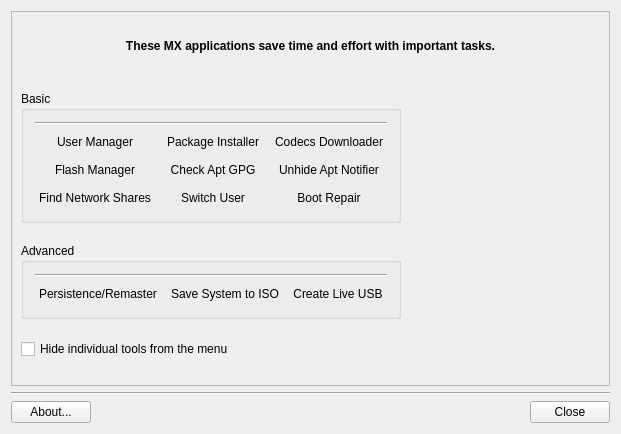
Above: mxtools.ui from AdrianTM/mx-tools before the change. Below: the same form after it.
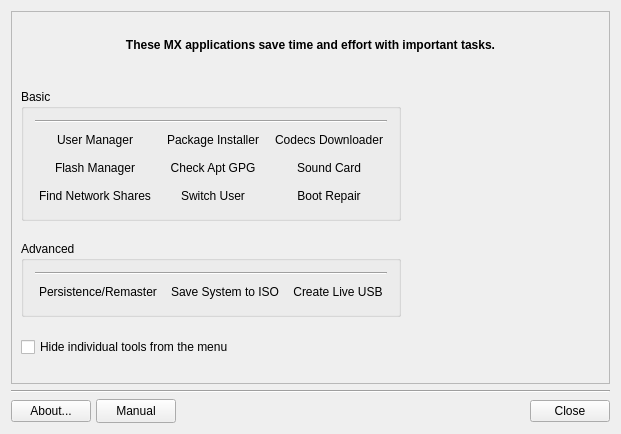
That is the form after the change. Icons and pictures are not drawn. Custom widgets are drawn as their Qt base class.

Commit message: replaced mx-aptnotfier with Sound Card, added manual button

What changed in the file:
```diff
--- a/mxtools.ui
+++ b/mxtools.ui
@@ -22,7 +22,7 @@
     </widget>
    </item>
    <item row="3" column="0">
-    <layout class="QGridLayout" columnstretch="0,0,0,0,0,0,0,0">
+    <layout class="QGridLayout" columnstretch="0,0,0,0,0,0,0,0,0">
      <property name="leftMargin">
       <number>0</number>
      </property>
@@ -58,7 +58,7 @@
        </property>
       </widget>
      </item>
-     <item row="0" column="5">
+     <item row="0" column="6">
       <spacer name="horizontalSpacer2">
        <property name="orientation">
         <enum>Qt::Horizontal</enum>
@@ -71,7 +71,7 @@
        </property>
       </spacer>
      </item>
-     <item row="0" column="1">
+     <item row="0" column="2">
       <spacer name="horizontalSpacer1">
        <property name="orientation">
         <enum>Qt::Horizontal</enum>
@@ -84,7 +84,7 @@
        </property>
       </spacer>
      </item>
-     <item row="0" column="4">
+     <item row="0" column="5">
       <widget class="QLabel" name="label">
        <property name="maximumSize">
         <size>
@@ -106,7 +106,7 @@
        </property>
       </widget>
      </item>
-     <item row="0" column="7">
+     <item row="0" column="8">
       <widget class="QPushButton" name="buttonCancel">
        <property name="toolTip">
         <string>Cancel any changes then quit</string>
@@ -126,6 +126,26 @@
        </property>
       </widget>
      </item>
+     <item row="0" column="1">
+      <widget class="QPushButton" name="buttonHelp">
+       <property name="enabled">
+        <bool>true</bool>
+       </property>
+       <property name="minimumSize">
+        <size>
+         <width>0</width>
+         <height>24</height>
+        </size>
+       </property>
+       <property name="text">
+        <string>Manual</string>
+       </property>
+       <property name="icon">
+        <iconset>
+         <normaloff>../../../../../../../../usr/share/mx-tools/icons/gnome-help.png</normaloff>../../../../../../../../usr/share/mx-tools/icons/gnome-help.png</iconset>
+       </property>
+      </widget>
+     </item>
     </layout>
    </item>
    <item row="1" column="0">
@@ -413,16 +433,13 @@
           </widget>
          </item>
          <item row="2" column="2">
-          <widget class="FlatButton" name="buttonAptNotifier">
-           <property name="toolTip">
-            <string>Show the tray applet to notify of system and application updates.</string>
-           </property>
+          <widget class="FlatButton" name="buttonSoundCard">
            <property name="text">
-            <string>Unhide Apt Notifier</string>
+            <string>Sound Card</string>
            </property>
            <property name="icon">
             <iconset>
-             <normaloff>../../../../../../../../usr/share/icons/mnotify-some.png</normaloff>../../../../../../../../usr/share/icons/mnotify-some.png</iconset>
+             <normaloff>../../../../../../../../usr/share/icons/Faenza-Cupertino-mini/status/16/audio-volume-medium.png</normaloff>../../../../../../../../usr/share/icons/Faenza-Cupertino-mini/status/16/audio-volume-medium.png</iconset>
            </property>
            <property name="flat">
             <bool>true</bool>
@@ -441,12 +458,6 @@
             <iconset>
              <normaloff>../../../../../../../../usr/share/pixmaps/mx/mx-findshares.xpm</normaloff>../../../../../../../../usr/share/pixmaps/mx/mx-findshares.xpm</iconset>
            </property>
-           <property name="iconSize">
-            <size>
-             <width>24</width>
-             <height>21</height>
-            </size>
-           </property>
            <property name="flat">
             <bool>true</bool>
            </property>
```
The commit also changes 19 other files.
